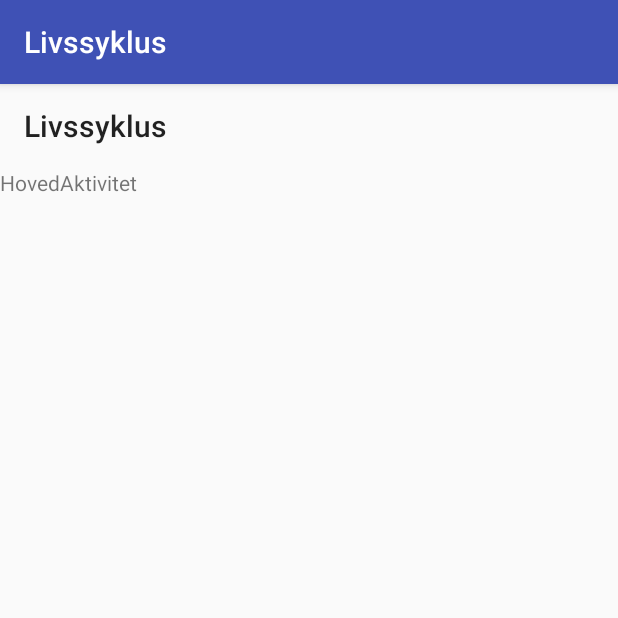
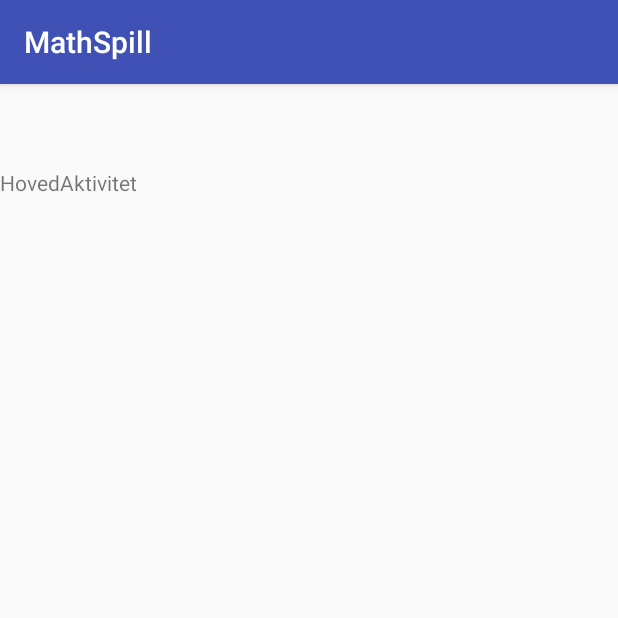
Before and after one commit to s315614/AppUtvikling-MathGame, an Android app: the screen it shows after launch (Hoved), on a phone screen of 412 x 824 dp, the top half of it. Run offline under Robolectric (Android 15) with nearby library versions, the phone set to English and light mode, and no system bars.

Commit message:
Fjerne til startsversjon

```diff
--- a/app/src/main/res/menu/menu_hoved.xml
+++ /dev/null
@@ -1,11 +0,0 @@
-<?xml version="1.0" encoding="utf-8"?>
-<menu xmlns:android="http://schemas.android.com/apk/res/android"
-    xmlns:app="http://schemas.android.com/apk/res-auto">
-
-    <item android:id="@+id/aktivitet2"
-        android:title="Aktivitet2"/>
-
-    <item android:id="@+id/aktivitet3"
-        android:title="Aktivitet3"/>
-
-</menu>
--- a/app/src/main/res/values/strings.xml
+++ b/app/src/main/res/values/strings.xml
@@ -1,3 +1,3 @@
 <resources>
-    <string name="app_name">Livssyklus</string>
+    <string name="app_name">MathSpill</string>
 </resources>
```
Also changed, not shown: app/src/main/java/com/example/bas/livssyklus/Hoved.java (+0 -27 lines).
